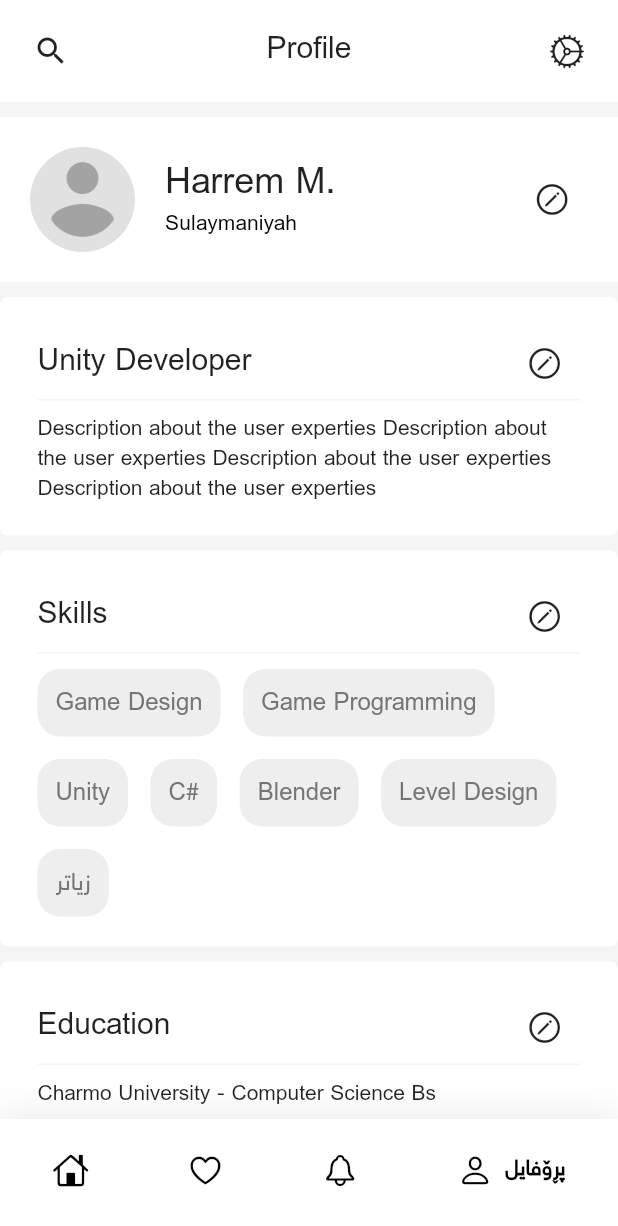
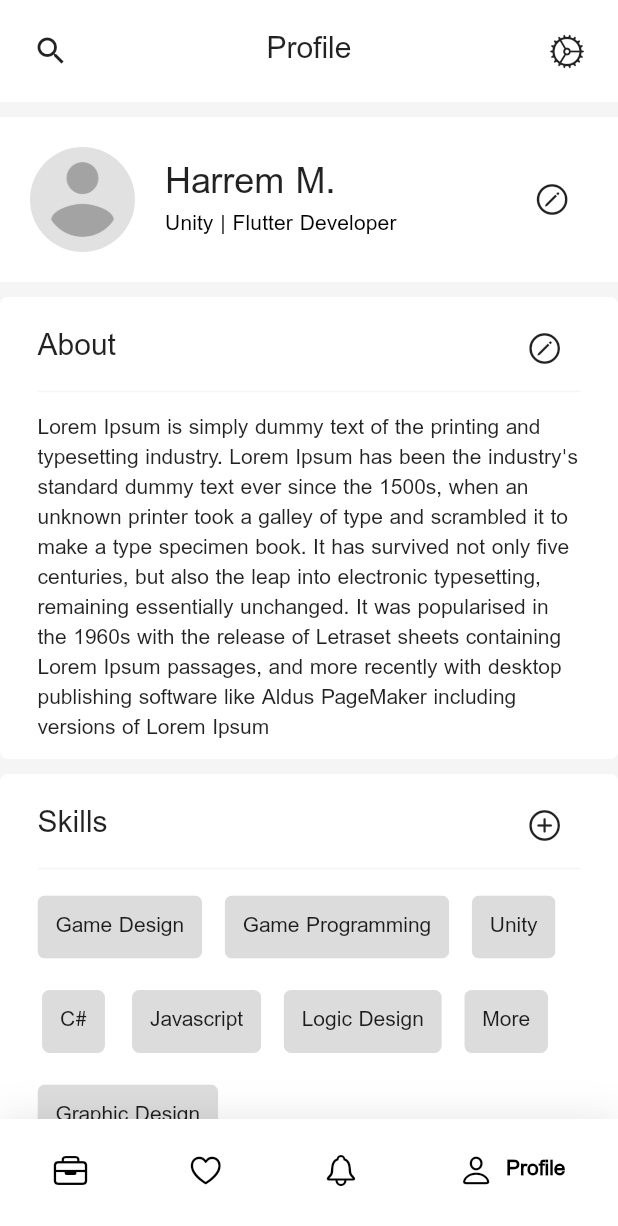
Before and after one commit to Harrem/kurdwork, a Flutter app: the HomeScreen screen opened directly, item 4 of the bottom bar chosen, on a phone screen of 412 x 824 dp. Shown: the top 1226 px of the screen. Run offline on Flutter 3.47's test engine with Material 2 defaults, Android fonts, the light colour scheme and no system bars; drawn by our look-alikes of google_nav_bar; our stand-ins replace cloud_firestore, email_validator, firebase_auth, firebase_core, flutter_holo_date_picker, google_sign_in; accounts and stored records are empty.

Commit message:
Profile UI Designing

```diff
--- a/lib/main.dart
+++ b/lib/main.dart
@@ -4,7 +4,7 @@ import 'package:firebase_auth/firebase_auth.dart';
 import 'package:flutter/material.dart';
 import 'package:kurdwork/screens/home.dart';
 import 'package:flutter_localizations/flutter_localizations.dart';
-import 'package:kurdwork/screens/profile.dart';
+import 'package:kurdwork/screens/profile_screens/profile.dart';
 import 'package:kurdwork/screens/signin.dart';
 import 'package:kurdwork/theme/custom_theme.dart';
 import 'services/authentication.dart';
--- a/lib/mockData/users.dart
+++ b/lib/mockData/users.dart
@@ -1,86 +1,30 @@
 const users = [
   {
-    'username': 'harrem99',
     'email': 'haremmhamad99@gmail.com',
     'phoneNo': '07703845087',
-    'password': 'hhhhh123',
-    'fname': 'هەرێم',
-    'lname': 'محەمەد',
+    'fname': 'Harrem',
+    'lname': 'M.',
     'birthdate': '09-09-1999',
     'profilePic': 'url',
-    'bio': 'من گەشەپێدەری مۆبایل ئاپ و یاری ئەلیکرۆنی و وێبم.',
-    'rating': 5,
-    'followers': ['karzan', 'Mariwan', 'Mhamad', 'Jacob'],
-    'following': ['karzan', 'Mariwan', 'Mhamad', 'Jacob'],
-  },
-  {
-    'username': 'peshawa00',
-    'email': 'peshawa00@gmail.com',
-    'phoneNo': '07701234556',
-    'password': 'ppppp123',
-    'fname': 'پێشەوا',
-    'lname': 'عسمان',
-    'birthdate': '٠١-٠١،٢٠٠٠',
-    'profilePic': 'url',
-    'bio': 'من گەشەپێداری مۆبایل ئاپ و یاری ئەلیکرۆنی و وێبم.',
-    'rating': 2,
-    'followers': ['karzan', 'Mariwan', 'Mhamad', 'Jacob'],
-    'following': ['karzan', 'Mariwan', 'Mhamad', 'Jacob'],
-  },
-  {
-    'username': 'binar01',
-    'email': 'binar01@gmail.com',
-    'phoneNo': '07701234567',
-    'password': 'hhhhh123',
-    'fname': 'بینەر',
-    'lname': 'کەریم',
-    'birthdate': '02-04-1998',
-    'profilePic': 'url',
-    'bio': 'من گەشەپێداری مۆبایل ئاپ و یاری ئەلیکرۆنی و وێبم.',
-    'rating': 3,
-    'followers': ['karzan', 'Mariwan', 'Mhamad', 'Jacob'],
-    'following': ['karzan', 'Mariwan', 'Mhamad', 'Jacob'],
-  },
-  {
-    'username': 'hooshyar22',
-    'email': 'hooshyar22@gmail.com',
-    'phoneNo': '07701234567',
-    'password': 'hhhhh123',
-    'fname': 'هۆشیار',
-    'lname': 'محەمەد',
-    'birthdate': '01-01-1990',
-    'profilePic': 'url',
-    'bio': 'من گەشەپێداری مۆبایل ئاپ و یاری ئەلیکرۆنی و وێبم.',
-    'rating': 4,
-    'followers': ['karzan', 'Mariwan', 'Mhamad', 'Jacob'],
-    'following': ['karzan', 'Mariwan', 'Mhamad', 'Jacob'],
-  },
-  {
-    'username': 'ahmed23',
-    'email': 'haremmhamad99@gmail.com',
-    'phoneNo': '07701234567',
-    'password': 'aaaaa123',
-    'fname': 'ئەحمەد',
-    'lname': 'محەمەد',
-    'birthdate': '07-03-1994',
-    'profilePic': 'url',
-    'bio': 'من گەشەپێداری مۆبایل ئاپ و یاری ئەلیکرۆنی و وێبم.',
-    'rating': 1,
-    'followers': ['karzan', 'Mariwan', 'Mhamad', 'Jacob'],
-    'following': ['karzan', 'Mariwan', 'Mhamad', 'Jacob'],
-  },
-  {
-    'username': 'marwan55',
-    'email': 'haremmhamad99@gmail.com',
-    'phoneNo': '07703845087',
-    'password': 'hhhhh123',
-    'fname': 'هەرێم',
-    'lname': 'عەباس',
-    'birthdate': '05-11-1997',
-    'profilePic': 'url',
-    'bio': 'من گەشەپێداری مۆبایل ئاپ و یاری ئەلیکرۆنی و وێبم.',
-    'rating': 3.5,
-    'followers': ['karzan', 'Mariwan', 'Mhamad', 'Jacob'],
-    'following': ['karzan', 'Mariwan', 'Mhamad', 'Jacob'],
-  },
+    'headline': 'Unity | Flutter Developer',
+    'about':
+        """Lorem Ipsum is simply dummy text of the printing and typesetting industry. Lorem Ipsum has been the industry's standard dummy text ever since the 1500s, when an unknown printer took a galley of type and scrambled it to make a type specimen book. It has survived not only five centuries, but also the leap into electronic typesetting, remaining essentially unchanged. It was popularised in the 1960s with the release of Letraset sheets containing Lorem Ipsum passages, and more recently with desktop publishing software like Aldus PageMaker including versions of Lorem Ipsum""",
+    'skills': [
+      'Game Design',
+      'Game Programming',
+      "Unity",
+      "C#",
+      "Javascript",
+      "Logic Design",
+      "Content Creation",
+      "Graphic Design"
+    ],
+    'education': [
+      {
+        'school': 'Charmo Universty',
+        'degree': 'Bachelors',
+        'department': 'Computer Science'
+      }
+    ]
+  }
 ];
--- a/lib/screens/home.dart
+++ b/lib/screens/home.dart
@@ -6,12 +6,14 @@ import 'package:kurdwork/mockData/categoriesData.dart';
 import 'package:kurdwork/mockData/users.dart';
 import 'package:kurdwork/screens/jobPostScreen.dart';
 import 'package:kurdwork/screens/savedJobsScreen.dart';
-import 'package:kurdwork/screens/profile.dart';
+import 'package:kurdwork/screens/profile_screens/profile.dart';
 import 'package:google_nav_bar/google_nav_bar.dart';
 import 'package:kurdwork/services/jobServices.dart';
 import 'package:kurdwork/widgets/custom_card.dart';
 
 import '../Models/job.dart';
+
+//TODO: fix scroll bug
 
 class HomeScreen extends StatefulWidget {
   const HomeScreen({Key? key}) : super(key: key);
@@ -162,20 +164,20 @@ class _HomeScreenState extends State<HomeScreen>
                   color: Colors.black,
                   tabs: const [
                     GButton(
-                      icon: CupertinoIcons.home,
-                      text: 'سەرەکی',
+                      icon: CupertinoIcons.briefcase,
+                      text: 'Jobs',
                     ),
                     GButton(
                       icon: CupertinoIcons.heart,
-                      text: 'هەڵگیراو',
+                      text: 'Saved',
                     ),
                     GButton(
                       icon: CupertinoIcons.bell,
-                      text: 'هەنوکە',
+                      text: 'Notifications',
                     ),
                     GButton(
                       icon: CupertinoIcons.person,
-                      text: 'پڕۆفایل',
+                      text: 'Profile',
                     ),
                   ],
                   selectedIndex: currentIndex,
@@ -256,7 +258,7 @@ class _HomeScreenState extends State<HomeScreen>
     for (var e in jobs) {
       debugPrint("statement");
       list.add(JobCard(job: e));
-      list.add(const Divider());
+      list.add(const SizedBox(height: 10));
     }
     return list;
   }
--- a/lib/screens/profile.dart
+++ b/lib/screens/profile_screens/profile.dart
@@ -1,12 +1,16 @@
 import 'package:flutter/cupertino.dart';
 import 'package:flutter/material.dart';
 import 'package:kurdwork/mockData/users.dart';
+import 'package:kurdwork/screens/profile_screens/add_education.dart';
+import 'package:kurdwork/screens/profile_screens/edit_userlinks.dart';
 import 'package:kurdwork/screens/settings.dart';
 import 'package:kurdwork/widgets/custom_card.dart';
 import 'package:kurdwork/widgets/custom_widgets.dart';
 
-import '../mockData/categoriesData.dart';
-import '../myWidgets.dart';
+import '../../mockData/categoriesData.dart';
+import '../../myWidgets.dart';
+import 'add_skill.dart';
+import 'write_about.dart';
 
 class ProfileScreen extends StatefulWidget {
   const ProfileScreen({Key? key}) : super(key: key);
@@ -78,11 +82,11 @@ class _ProfileScreenState extends State<ProfileScreen> {
                         crossAxisAlignment: CrossAxisAlignment.start,
                         children: [
                           Text(
-                            "Harrem M.",
+                            "${users[0]['fname']} ${users[0]['lname']}",
                             style: Theme.of(context).textTheme.headline5,
                           ),
                           Text(
-                            "Sulaymaniyah",
+                            "${users[0]['headline']}",
                             style: Theme.of(context).textTheme.subtitle2,
                           ),
                         ],
@@ -104,11 +108,15 @@ class _ProfileScreenState extends State<ProfileScreen> {
                 const SizedBox(height: 10),
                 //TODO: add realtime Data
                 ProfileCard(
-                  text: "Unity Developer",
-                  body: const Text(
-                      "Description about the user experties Description about the user experties Description about the user experties Description about the user experties "),
+                  text: "About",
+                  body: Text("${users[0]['about']}"),
                   trailing: IconButton(
-                    onPressed: () {},
+                    onPressed: () {
+                      showCupertinoModalPopup(
+                        context: context,
+                        builder: (BuildContext context) => About(),
+                      );
+                    },
                     icon: const Icon(
                       CupertinoIcons.pencil_circle,
                     ),
@@ -123,18 +131,24 @@ class _ProfileScreenState extends State<ProfileScreen> {
                       spacing: 15,
                       runSpacing: 15,
                       children: List.generate(
-                        7,
+                        (users[0]['skills'] as List<String>).length,
                         (index) => index == 6
-                            ? MyWidgets.cateCard(text: 'زیاتر')
-                            : MyWidgets.cateCard(
-                                text: categories[index]['name']!),
+                            ? const CustomChip(
+                                label: Text("More"),
+                              )
+                            : CustomChip(
+                                label: Text((users[0]['skills']
+                                    as List<String>)[index])),
                       ),
                     ),
                   ),
                   trailing: IconButton(
-                    onPressed: () {},
+                    onPressed: () {
+                      showCupertinoModalPopup(
+                          context: context, builder: (context) => AddSkill());
+                    },
                     icon: const Icon(
-                      CupertinoIcons.pencil_circle,
+                      CupertinoIcons.plus_circle,
                     ),
                   ),
                 ),
@@ -142,11 +156,56 @@ class _ProfileScreenState extends State<ProfileScreen> {
                 const SizedBox(height: 10),
                 ProfileCard(
                   text: "Education",
-                  body: const Text("Charmo University - Computer Science Bs"),
+                  body: ListView.builder(
+                    shrinkWrap: true,
+                    itemCount: 3,
+                    itemBuilder: ((context, index) {
+                      return Column(
+                        children: [
+                          ListTile(
+                            trailing: IconButton(
+                                onPressed: () {},
+                                icon: Icon(CupertinoIcons.pencil_circle)),
+                            leading: const Icon(Icons.business_outlined),
+                            title: Column(
+                              crossAxisAlignment: CrossAxisAlignment.start,
+                              children: [
+                                const Text("University Name"),
+                                Row(
+                                  children: const [
+                                    Text(
+                                      "Degree, ",
+                                      style: TextStyle(
+                                        color: Colors.grey,
+                                        fontSize: 14,
+                                      ),
+                                    ),
+                                    Text("Department",
+                                        style: TextStyle(
+                                          color: Colors.grey,
+                                          fontSize: 14,
+                                        ))
+                                  ],
+                                ),
+                              ],
+                            ),
+                          ),
+                          Divider(
+                            height: 10,
+                            color: Colors.grey[100],
+                          ),
+                        ],
+                      );
+                    }),
+                  ),
                   trailing: IconButton(
-                    onPressed: () {},
+                    onPressed: () {
+                      showCupertinoModalPopup(
+                          context: context,
+                          builder: (context) => const AddEducation());
+                    },
                     icon: const Icon(
-                      CupertinoIcons.pencil_circle,
+                      CupertinoIcons.plus_circle,
                     ),
                   ),
                 ),
@@ -175,7 +234,7 @@ class _ProfileScreenState extends State<ProfileScreen> {
                   trailing: IconButton(
                     onPressed: () {},
                     icon: const Icon(
-                      CupertinoIcons.pencil_circle,
+                      CupertinoIcons.plus_circle,
                     ),
                   ),
                 ),
@@ -185,9 +244,13 @@ class _ProfileScreenState extends State<ProfileScreen> {
                   text: "User Links",
                   body: Column(children: const [Text("List of Links")]),
                   trailing: IconButton(
-                    onPressed: () {},
+                    onPressed: () {
+                      showCupertinoModalPopup(
+                          context: context,
+                          builder: (conterxt) => const EditUserLinks());
+                    },
                     icon: const Icon(
-                      CupertinoIcons.pencil_circle,
+                      CupertinoIcons.plus_circle,
                     ),
                   ),
                 ),
@@ -202,11 +265,33 @@ class _ProfileScreenState extends State<ProfileScreen> {
                   trailing: IconButton(
                     onPressed: () {},
                     icon: const Icon(
+                      CupertinoIcons.plus_circle,
+                    ),
+                  ),
+                ),
+                const SizedBox(height: 10),
+                ProfileCard(
+                  text: "CV",
+                  body: SizedBox(
+                    width: double.infinity,
+                    child: Column(
+                      mainAxisAlignment: MainAxisAlignment.center,
+                      children: [
+                        ElevatedButton(
+                          onPressed: () {},
+                          child: const Text("Upload CV"),
+                        ),
+                      ],
+                    ),
+                  ),
+                  trailing: IconButton(
+                    onPressed: () {},
+                    icon: const Icon(
                       CupertinoIcons.pencil_circle,
                     ),
                   ),
                 ),
-                const SizedBox(height: 30),
+                const SizedBox(height: 10),
               ],
             ),
           ),
--- a/lib/widgets/custom_card.dart
+++ b/lib/widgets/custom_card.dart
@@ -201,7 +201,7 @@ class ProfileCard extends StatelessWidget {
       width: double.infinity,
       child: Card(
         child: Padding(
-          padding: const EdgeInsets.symmetric(horizontal: 25, vertical: 20),
+          padding: const EdgeInsets.symmetric(horizontal: 25, vertical: 10),
           child: Column(
             crossAxisAlignment: CrossAxisAlignment.start,
             children: [
--- a/lib/widgets/custom_widgets.dart
+++ b/lib/widgets/custom_widgets.dart
@@ -18,3 +18,20 @@ class OvalPicture extends StatelessWidget {
     );
   }
 }
+
+class CustomChip extends StatelessWidget {
+  const CustomChip({Key? key, required this.label, this.padding})
+      : super(key: key);
+  final Widget label;
+  final EdgeInsets? padding;
+
+  @override
+  Widget build(BuildContext context) {
+    return Chip(
+      label: label,
+      labelPadding:
+          padding ?? const EdgeInsets.symmetric(horizontal: 8, vertical: 5),
+      shape: RoundedRectangleBorder(borderRadius: BorderRadius.circular(5)),
+    );
+  }
+}
```
Also changed, not shown: lib/screens/profile_screens/add_education.dart (added, +119 -0 lines), lib/screens/profile_screens/add_skill.dart (added, +105 -0 lines), lib/screens/profile_screens/edit_userlinks.dart (added, +119 -0 lines), lib/screens/profile_screens/write_about.dart (added, +55 -0 lines), lib/theme/custom_theme.dart (+5 -3 lines).
